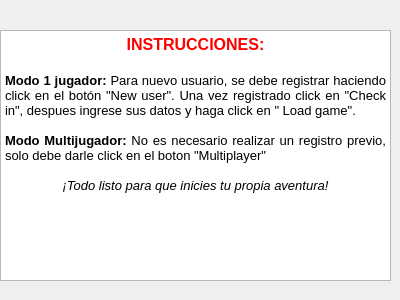
Old version of the form Rabbits_Adventures/instructions.ui in the repository Mauricioduque/Proyecto_final.
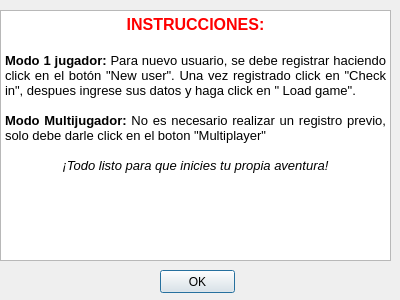
New version of the form.

```diff
--- a/Rabbits_Adventures/instructions.ui
+++ b/Rabbits_Adventures/instructions.ui
@@ -17,7 +17,7 @@
    <property name="geometry">
     <rect>
      <x>0</x>
-     <y>30</y>
+     <y>10</y>
      <width>391</width>
      <height>251</height>
     </rect>
@@ -39,6 +39,19 @@
 &lt;p style=&quot;-qt-paragraph-type:empty; margin-top:0px; margin-bottom:0px; margin-left:0px; margin-right:0px; -qt-block-indent:0; text-indent:0px;&quot;&gt;&lt;br /&gt;&lt;/p&gt;&lt;/body&gt;&lt;/html&gt;</string>
    </property>
   </widget>
+  <widget class="QPushButton" name="pushButton">
+   <property name="geometry">
+    <rect>
+     <x>160</x>
+     <y>270</y>
+     <width>75</width>
+     <height>23</height>
+    </rect>
+   </property>
+   <property name="text">
+    <string>OK</string>
+   </property>
+  </widget>
  </widget>
  <resources/>
  <connections/>
```
Left out of the diff: 2 changed lines with no effect on the pictures.
